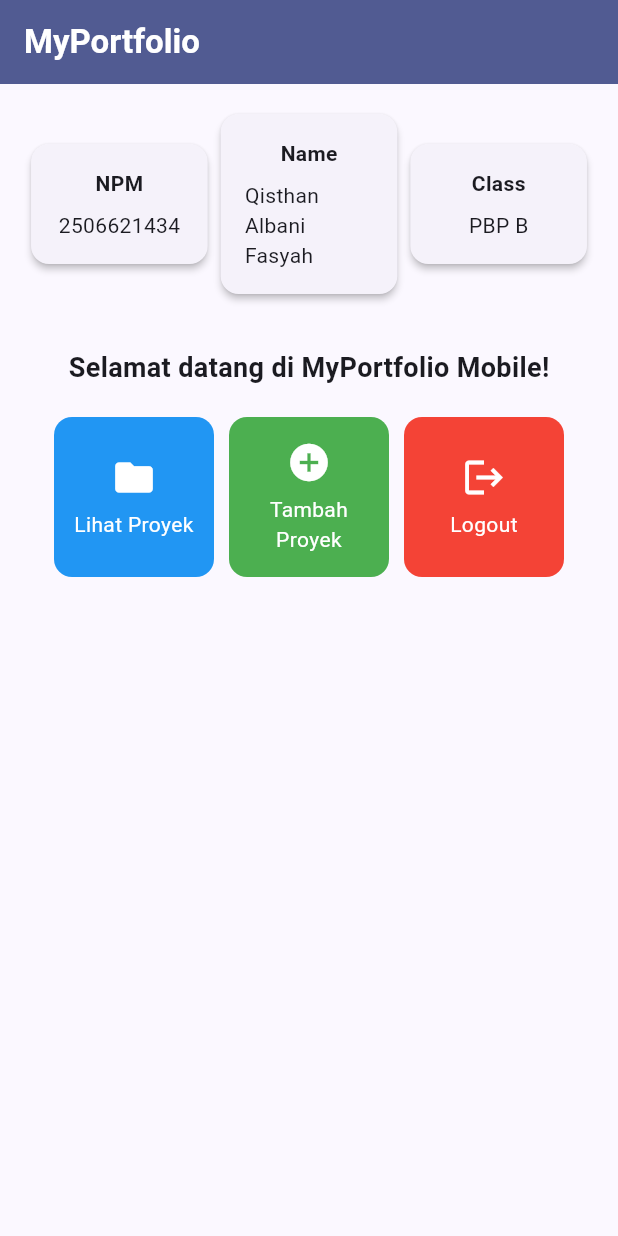
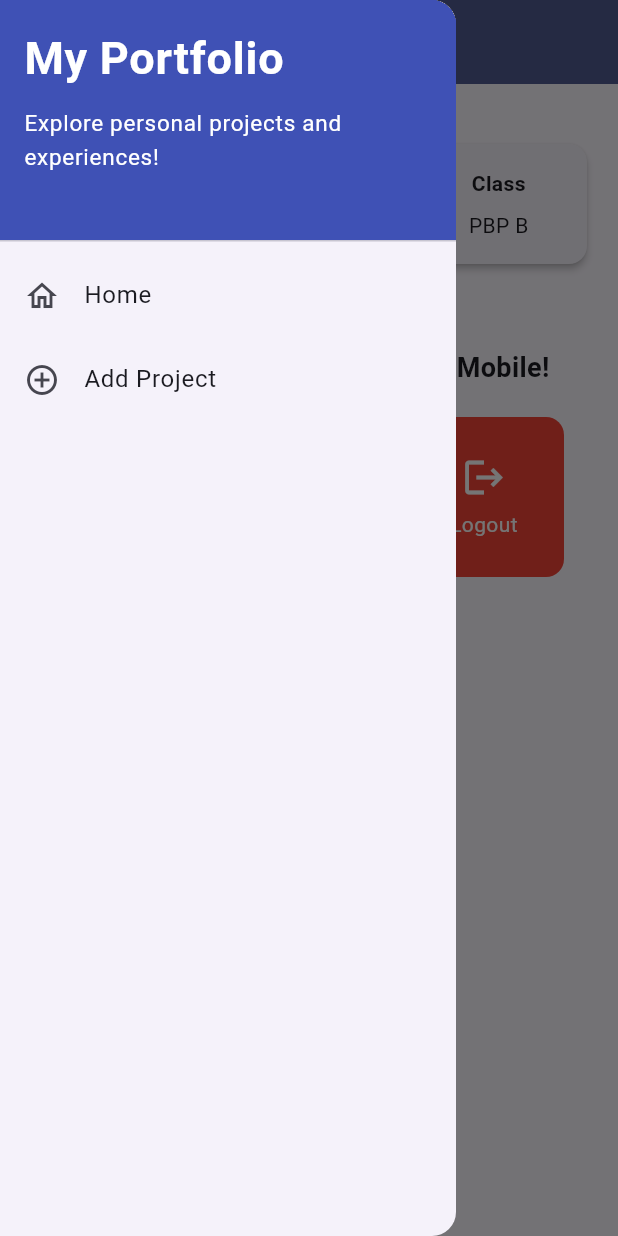
Before and after one commit to qaffasyah-maker/myportofolio_mobile, a Flutter app: the screen it shows after launch, with the side drawer open (before the commit the screen has no drawer), on a phone screen of 412 x 824 dp. Run offline on Flutter 3.47's test engine with Material 3 defaults, Android fonts, the phone set to English and light mode, and no system bars.

Commit message:
tutorial 9

```diff
--- a/lib/main.dart
+++ b/lib/main.dart
@@ -1,5 +1,5 @@
 import 'package:flutter/material.dart';
-import 'package:myportofolio_mobile/menu.dart';
+import 'package:myportofolio_mobile/screens/menu.dart';
 
 void main() {
   runApp(const MyApp());
--- a/lib/menu.dart
+++ b/lib/screens/menu.dart
@@ -1,4 +1,6 @@
 import 'package:flutter/material.dart';
+import 'package:myportofolio_mobile/widgets/left_drawer.dart';
+import 'package:myportofolio_mobile/widgets/project_card.dart';
 
 class MyHomePage extends StatelessWidget {
   MyHomePage({super.key});
@@ -27,7 +29,13 @@ class MyHomePage extends StatelessWidget {
           ),
         ),
         backgroundColor: Theme.of(context).colorScheme.primary,
+        // Membuat ikon hamburger (☰) berwarna putih agar terlihat jelas.
+        iconTheme: const IconThemeData(color: Colors.white),
       ),
+
+      // Drawer menu untuk navigasi antar halaman.
+      drawer: const LeftDrawer(),
+
       // Body halaman utama dengan padding di sekelilingnya.
       body: Padding(
         padding: const EdgeInsets.all(16.0),
@@ -123,50 +131,3 @@ class ItemHomepage {
 
   ItemHomepage(this.name, this.icon, this.color);
 }
-
-class ItemCard extends StatelessWidget {
-  final ItemHomepage item;
-
-  const ItemCard(this.item, {super.key});
-
-  @override
-  Widget build(BuildContext context) {
-    return Material(
-      // Menggunakan warna unik dari masing-masing item.
-      color: item.color,
-      borderRadius: BorderRadius.circular(12),
-      child: InkWell(
-        // Aksi ketika kartu ditekan oleh pengguna.
-        onTap: () {
-          // Menampilkan SnackBar dengan pesan interaktif.
-          ScaffoldMessenger.of(context)
-            ..hideCurrentSnackBar()
-            ..showSnackBar(
-              SnackBar(content: Text("Kamu telah menekan tombol ${item.name}!"))
-            );
-        },
-        child: Container(
-          padding: const EdgeInsets.all(8),
-          child: Center(
-            child: Column(
-              mainAxisAlignment: MainAxisAlignment.center,
-              children: [
-                Icon(
-                  item.icon,
-                  color: Colors.white,
-                  size: 30.0,
-                ),
-                const Padding(padding: EdgeInsets.all(3)),
-                Text(
-                  item.name,
-                  textAlign: TextAlign.center,
-                  style: const TextStyle(color: Colors.white),
-                ),
-              ],
-            ),
-          ),
-        ),
-      ),
-    );
-  }
-}
--- /dev/null
+++ b/lib/widgets/left_drawer.dart
@@ -0,0 +1,72 @@
+import 'package:flutter/material.dart';
+import 'package:myportofolio_mobile/screens/menu.dart';
+import 'package:myportofolio_mobile/screens/project_form.dart';
+
+class LeftDrawer extends StatelessWidget {
+  const LeftDrawer({super.key});
+
+  @override
+  Widget build(BuildContext context) {
+    return Drawer(
+      child: ListView(
+        children: [
+          // Bagian drawer header
+          const DrawerHeader(
+            decoration: BoxDecoration(
+              color: Colors.indigo,
+            ),
+            child: Column(
+              crossAxisAlignment: CrossAxisAlignment.start,
+              children: [
+                Text(
+                  'My Portfolio',
+                  style: TextStyle(
+                    fontSize: 30,
+                    fontWeight: FontWeight.bold,
+                    color: Colors.white,
+                  ),
+                ),
+                SizedBox(height: 10),
+                Text(
+                  'Explore personal projects and experiences!',
+                  style: TextStyle(
+                    fontSize: 15,
+                    color: Colors.white,
+                  ),
+                ),
+              ],
+            ),
+          ),
+
+          // Bagian routing
+          ListTile(
+            leading: const Icon(Icons.home_outlined),
+            title: const Text('Home'),
+            // Navigasi ke halaman utama portofolio
+            onTap: () {
+              Navigator.pushReplacement(
+                context,
+                MaterialPageRoute(
+                  builder: (context) => MyHomePage(),
+                ),
+              );
+            },
+          ),
+          ListTile(
+            leading: const Icon(Icons.add_circle_outline),
+            title: const Text('Add Project'),
+            // Navigasi ke halaman tambah proyek
+            onTap: () {
+              Navigator.pushReplacement(
+                context,
+                MaterialPageRoute(
+                  builder: (context) => const ProjectFormPage(),
+                ),
+              );
+            },
+          ),
+        ],
+      ),
+    );
+  }
+}
--- /dev/null
+++ b/lib/widgets/project_card.dart
@@ -0,0 +1,60 @@
+import 'package:flutter/material.dart';
+import 'package:myportofolio_mobile/screens/menu.dart';
+import 'package:myportofolio_mobile/screens/project_form.dart';
+
+class ItemCard extends StatelessWidget {
+  final ItemHomepage item;
+
+  const ItemCard(this.item, {super.key});
+
+  @override
+  Widget build(BuildContext context) {
+    return Material(
+      // Menggunakan warna unik dari masing-masing item.
+      color: item.color,
+      borderRadius: BorderRadius.circular(12),
+      child: InkWell(
+        // Aksi ketika kartu ditekan oleh pengguna.
+        onTap: () {
+          // Menampilkan SnackBar dengan pesan interaktif.
+          ScaffoldMessenger.of(context)
+            ..hideCurrentSnackBar()
+            ..showSnackBar(
+              SnackBar(content: Text("Kamu telah menekan tombol ${item.name}!")),
+            );
+
+          // Navigate ke halaman yang sesuai
+          if (item.name == "Tambah Proyek") {
+            Navigator.push(
+              context,
+              MaterialPageRoute(
+                builder: (context) => const ProjectFormPage(),
+              ),
+            );
+          }
+        },
+        child: Container(
+          padding: const EdgeInsets.all(8),
+          child: Center(
+            child: Column(
+              mainAxisAlignment: MainAxisAlignment.center,
+              children: [
+                Icon(
+                  item.icon,
+                  color: Colors.white,
+                  size: 30.0,
+                ),
+                const Padding(padding: EdgeInsets.all(3)),
+                Text(
+                  item.name,
+                  textAlign: TextAlign.center,
+                  style: const TextStyle(color: Colors.white),
+                ),
+              ],
+            ),
+          ),
+        ),
+      ),
+    );
+  }
+}
```
Also changed, not shown: lib/screens/project_form.dart (added, +219 -0 lines).
